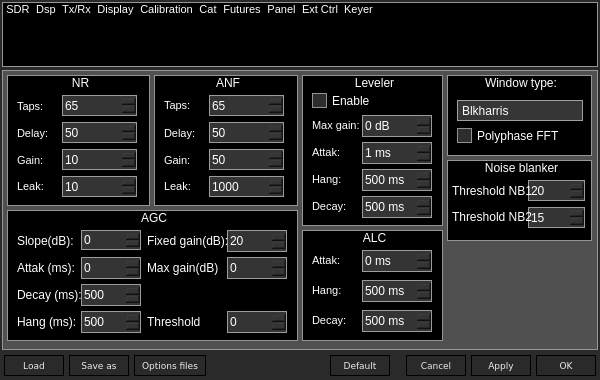
First picture: the form in Sources/Options.ui, repository Tsukihime/OpenExpertSDR, before the edit.
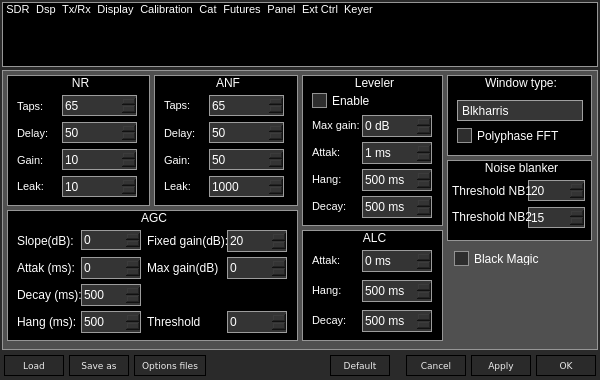
Second picture: the form after the edit. The open tabs and pages were chosen to show the change. Icons and pictures are not drawn.

Commit message: Black Magic appears... (some way to minimize CPU usage) experimental

```diff
--- a/Sources/Options.ui
+++ b/Sources/Options.ui
@@ -2657,6 +2657,19 @@
          </property>
         </widget>
        </widget>
+       <widget class="QCheckBox" name="chbBlackMagic">
+        <property name="geometry">
+         <rect>
+          <x>450</x>
+          <y>180</y>
+          <width>91</width>
+          <height>17</height>
+         </rect>
+        </property>
+        <property name="text">
+         <string>Black Magic</string>
+        </property>
+       </widget>
       </widget>
      </widget>
      <widget class="QWidget" name="page_10">
```
The commit also changes 3 other files.
